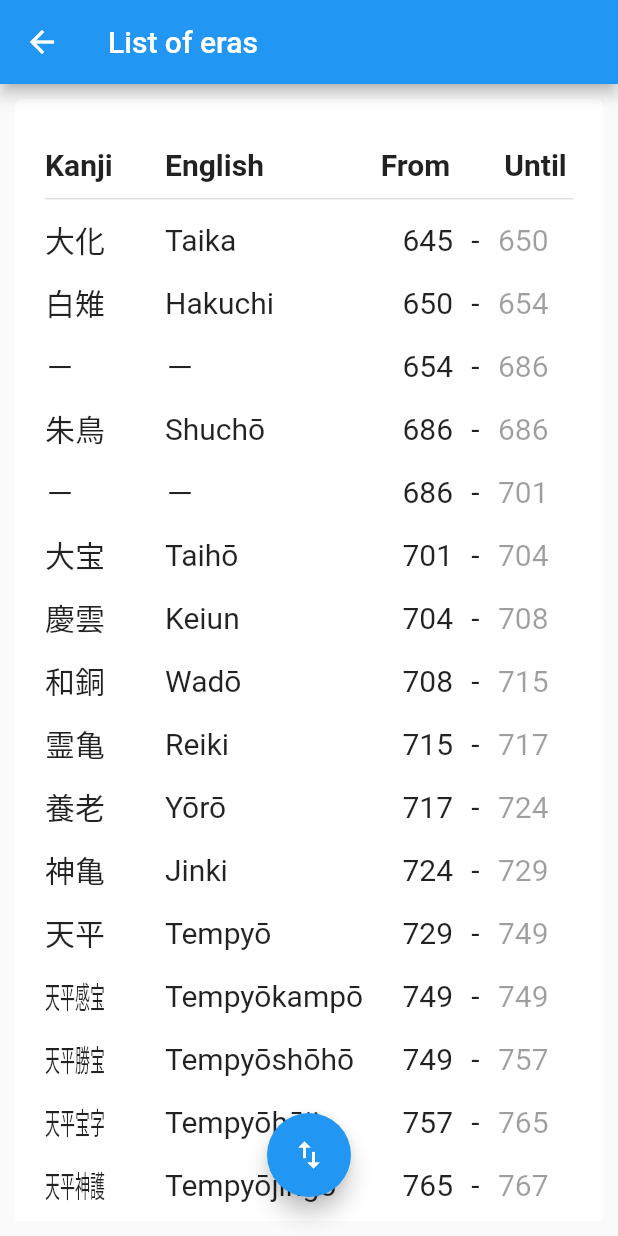
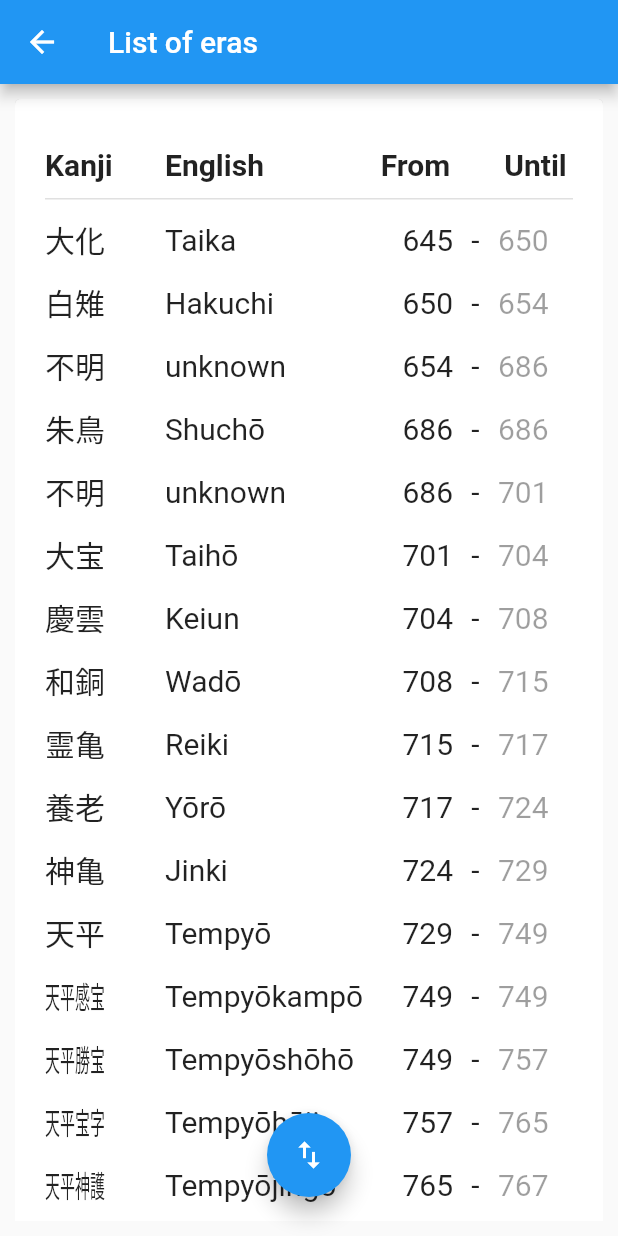
Before and after one commit to richardjharris/japanese_year_calculator, a Flutter app: the EraListView screen opened by its route, after a tap on the "swap vert" icon, on a phone screen of 412 x 824 dp. Run offline on Flutter 3.47's test engine with Material 2 defaults, Android fonts, the light colour scheme and no system bars; our stand-ins replace clock, shared_preferences; accounts and stored records are empty; generated files the repository leaves out were written again.

Commit message:
Make unknown eras a bit more obvious

```diff
--- a/lib/src/core/era_data.dart
+++ b/lib/src/core/era_data.dart
@@ -5,10 +5,10 @@ const eras = [
   JapaneseEra(645, "大化", "たいか", "Taika"),
   JapaneseEra(650, "白雉", "はくち/びゃくち/しらきぎす", "Hakuchi"),
   // 孝徳天皇の崩御後、新たな元号は定められず。
-  JapaneseEra.unnamed(654),
+  JapaneseEra.unknown(654),
   // For only 2 months, 8月14日 -> 10月1日
   JapaneseEra(686, "朱鳥", "しゅちょう/すちょう/あかみどり", "Shuchō/Suchō/Akamidori"),
-  JapaneseEra.unnamed(686),
+  JapaneseEra.unknown(686),
   JapaneseEra(701, "大宝", "たいほう/だいほう", "Taihō/Daihō"),
   JapaneseEra(704, "慶雲", "けいうん/きょううん", "Keiun/Kyoūn"),
   JapaneseEra(708, "和銅", "わどう", "Wadō"),
--- a/lib/src/core/year_calculator.dart
+++ b/lib/src/core/year_calculator.dart
@@ -18,15 +18,21 @@ class JapaneseEra {
   /// separated by '/' (in the same order as [kanaTitle]).
   final String romajiTitles;
 
+  /// If true, era has no official name.
+  final bool nameUnknown;
+
   String get kanaTitle => kanaTitles.split('/').first;
   String get romajiTitle => romajiTitles.split('/').first;
-  bool get isUnnamed => kanjiTitle == '－';
 
   const JapaneseEra(
-      this.startYear, this.kanjiTitle, this.kanaTitles, this.romajiTitles);
+      this.startYear, this.kanjiTitle, this.kanaTitles, this.romajiTitles,
+      {this.nameUnknown = false});
 
-  /// Constructor for eras that have no official name.
-  const JapaneseEra.unnamed(int startYear) : this(startYear, '－', '－', '－');
+  const JapaneseEra.unknown(this.startYear)
+      : kanjiTitle = '不明',
+        kanaTitles = '',
+        romajiTitles = 'unknown',
+        nameUnknown = true;
 }
 
 /// Holds a Japanese year [era] (Reiwa, Showa etc.) and year [index] (1 for the
--- a/lib/src/era_list/era_list_view.dart
+++ b/lib/src/era_list/era_list_view.dart
@@ -139,6 +139,7 @@ class ScrollableEraList extends StatelessWidget {
 
       Widget kanjiText =
           Text(era.kanjiTitle, style: style, locale: const Locale('ja'));
+
       if (era.kanjiTitle.length == 4) {
         // Only a few eras are 4 chars long, compact them
         kanjiText = Transform.scale(
@@ -148,7 +149,8 @@ class ScrollableEraList extends StatelessWidget {
       var children = [
         kanjiText,
         useKana
-            ? Text(era.kanaTitle, style: style, locale: const Locale('ja'))
+            ? Text(era.kanaTitle == "" ? '-' : era.kanaTitle,
+                style: style, locale: const Locale('ja'))
             : Text(era.romajiTitle, style: style),
         Text(era.startYear.toString(),
             textAlign: TextAlign.right, style: style),
--- a/lib/src/year_dial/year_dial_wheel.dart
+++ b/lib/src/year_dial/year_dial_wheel.dart
@@ -107,6 +107,9 @@ class YearDialWheel extends StatelessWidget {
         label = ' ・ $label';
         style = const TextStyle(fontSize: 10);
       }
+      if (japaneseYears[index].era.nameUnknown) {
+        style = style.copyWith(fontStyle: FontStyle.italic);
+      }
 
       return Text(
         label,
```
